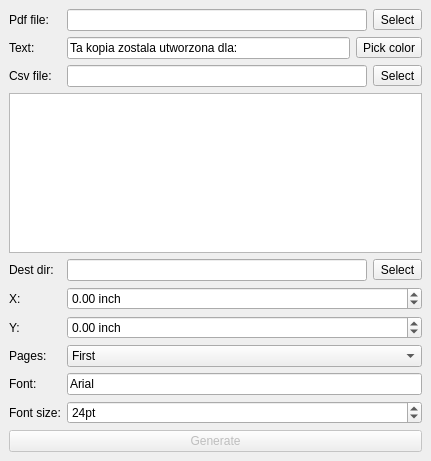
This is pdf_signature_gui/mainwindow.ui in westpro4321/pdf_signature as Qt 5 draws it before an edit. The edited form follows.
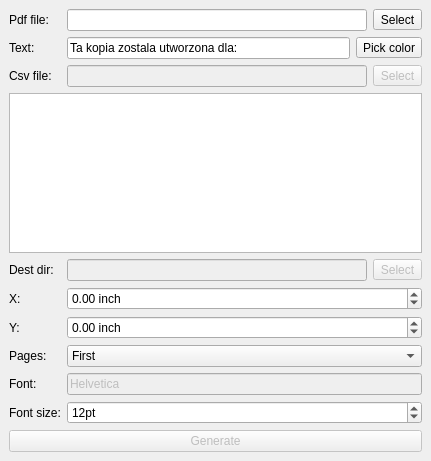
This is the edited form.

Patch:
```diff
--- a/pdf_signature_gui/mainwindow.ui
+++ b/pdf_signature_gui/mainwindow.ui
@@ -27,7 +27,7 @@
        <number>60</number>
       </property>
       <property name="value">
-       <number>24</number>
+       <number>12</number>
       </property>
      </widget>
     </item>
@@ -67,7 +67,7 @@
        <double>999.990000000000009</double>
       </property>
       <property name="singleStep">
-       <double>0.100000000000000</double>
+       <double>0.050000000000000</double>
       </property>
      </widget>
     </item>
@@ -110,6 +110,9 @@
      <layout class="QHBoxLayout" name="horizontalLayout_3">
       <item>
        <widget class="QLineEdit" name="csvLe">
+        <property name="enabled">
+         <bool>false</bool>
+        </property>
         <property name="readOnly">
          <bool>true</bool>
         </property>
@@ -117,6 +120,9 @@
       </item>
       <item>
        <widget class="QToolButton" name="csvTb">
+        <property name="enabled">
+         <bool>false</bool>
+        </property>
         <property name="text">
          <string>Select</string>
         </property>
@@ -126,8 +132,11 @@
     </item>
     <item row="8" column="2">
      <widget class="QLineEdit" name="fontLe">
+      <property name="enabled">
+       <bool>false</bool>
+      </property>
       <property name="text">
-       <string>Arial</string>
+       <string>Helvetica</string>
       </property>
      </widget>
     </item>
@@ -164,7 +173,7 @@
        <double>999.990000000000009</double>
       </property>
       <property name="singleStep">
-       <double>0.100000000000000</double>
+       <double>0.050000000000000</double>
       </property>
      </widget>
     </item>
@@ -172,6 +181,9 @@
      <layout class="QHBoxLayout" name="horizontalLayout_2">
       <item>
        <widget class="QLineEdit" name="destLe">
+        <property name="enabled">
+         <bool>false</bool>
+        </property>
         <property name="readOnly">
          <bool>true</bool>
         </property>
@@ -179,6 +191,9 @@
       </item>
       <item>
        <widget class="QToolButton" name="destTb">
+        <property name="enabled">
+         <bool>false</bool>
+        </property>
         <property name="text">
          <string>Select</string>
         </property>
```
